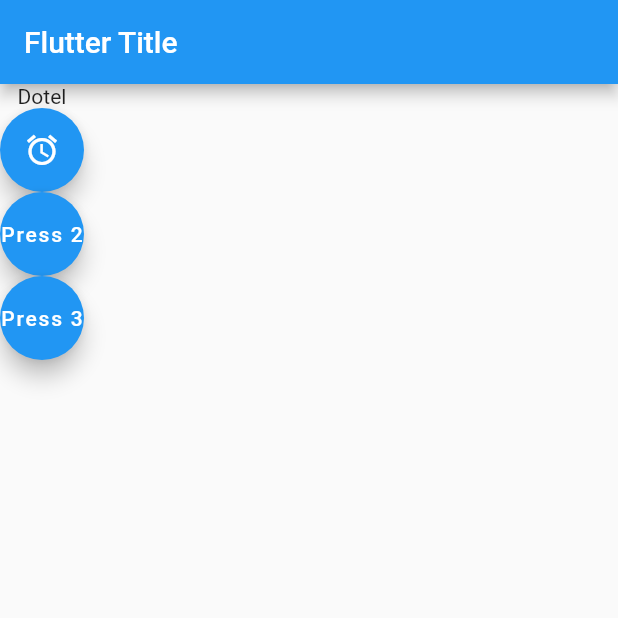
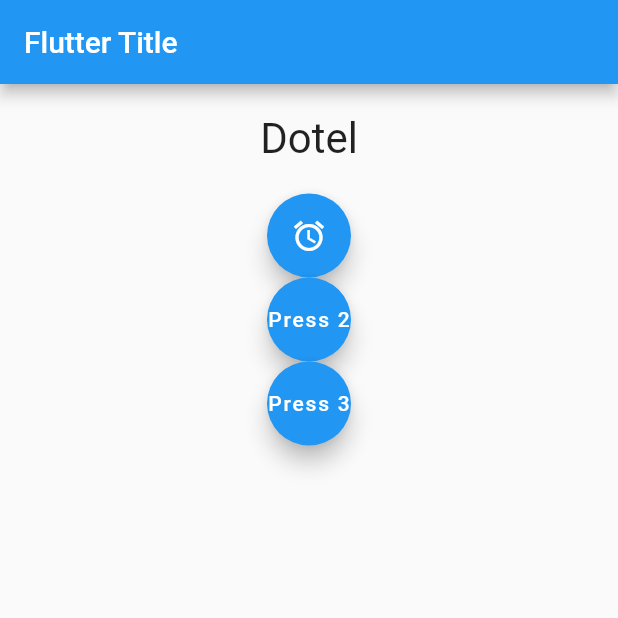
Before and after one commit to BinayakDotel/Binayak_FlutterNcit, a Flutter app: the screen it shows after launch, after a tap on the "access alarm" icon, on a phone screen of 412 x 824 dp, the top half of it. Run offline on Flutter 3.47's test engine with Material 2 defaults, Android fonts, the phone set to English and light mode, and no system bars.

Commit message:
TextArea.dart file created

```diff
--- /dev/null
+++ b/lib/TextArea.dart
@@ -0,0 +1,19 @@
+import 'package:flutter/material.dart';
+
+class TextArea extends StatelessWidget {
+  final String names;
+
+  TextArea(this.names);
+
+  @override
+  Widget build(BuildContext context) {
+    return Container(
+      width: double.infinity,
+        margin: EdgeInsets.all(20),
+        child: Text(
+      this.names,
+      style: TextStyle(fontSize: 28),
+      textAlign: TextAlign.center,
+    ));
+  }
+}
--- a/lib/main.dart
+++ b/lib/main.dart
@@ -1,38 +1,46 @@
 import 'package:flutter/material.dart';
+import './TextArea.dart';
 
 void main() => runApp(MyApp());
 
 class MyApp extends StatefulWidget {
   @override
-  State<StatefulWidget> createState(){
+  State<StatefulWidget> createState() {
     return MyAppState();
   }
 }
 
-class MyAppState extends State<MyApp>{
+class MyAppState extends State<MyApp> {
   var count = 0;
-  var texts = ['Binayak','Dotel','Varun','Elon'];
-  void buttonPressed(){
+  var texts = ['Binayak', 'Dotel', 'Varun', 'Elon'];
+  void buttonPressed() {
+    if (count < 3) {
       setState(() {
         count = count + 1;
       });
       print(count);
+    } else {
+      setState(() {
+        count = 0;
+      });
+    }
   }
 
   @override
   Widget build(BuildContext context) {
     return MaterialApp(
-      home:
-          Scaffold(
+      home: Scaffold(
           appBar: AppBar(title: Text('Flutter Title')),
           body: Column(
             children: <Widget>[
-                Text(texts[count]),
+              TextArea(
+                texts[count],
+              ),
+
               FloatingActionButton(
                 child: Icon(
                   Icons.access_alarm,
                   color: Colors.white,
-
                 ),
                 onPressed: buttonPressed,
               ),
@@ -45,8 +53,7 @@ class MyAppState extends State<MyApp>{
                 onPressed: buttonPressed,
               )
               ],
-            )
-          ),
+          )),
     );
   }
 }
```
Lines whose indentation alone changed are shown as unchanged.
